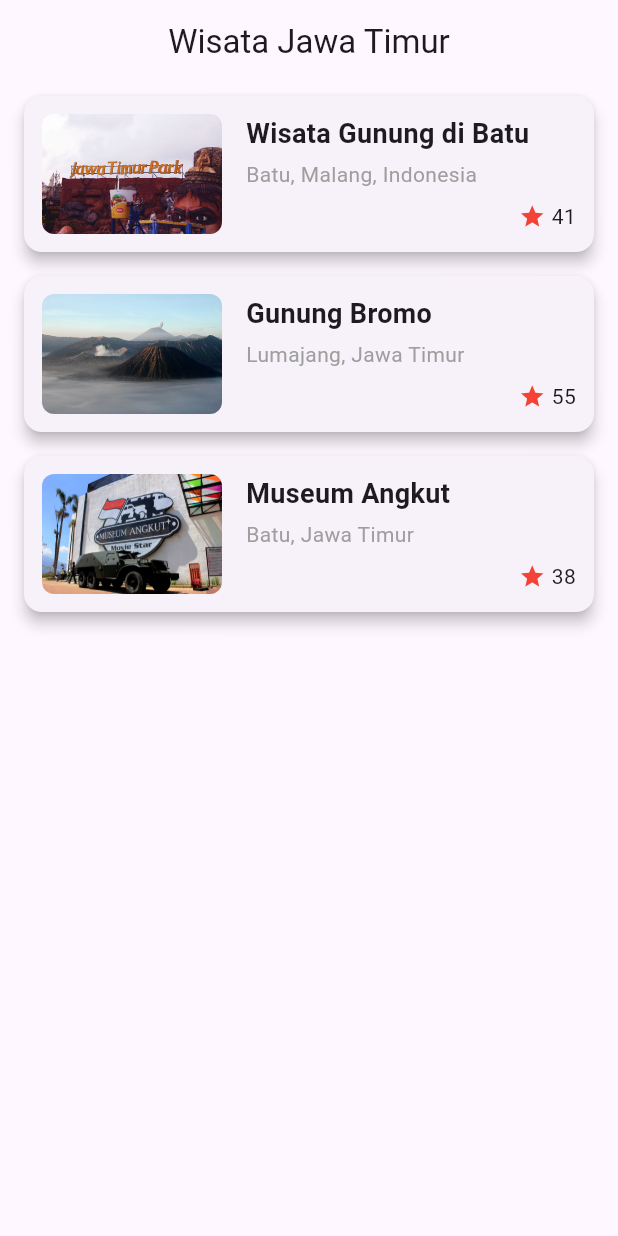
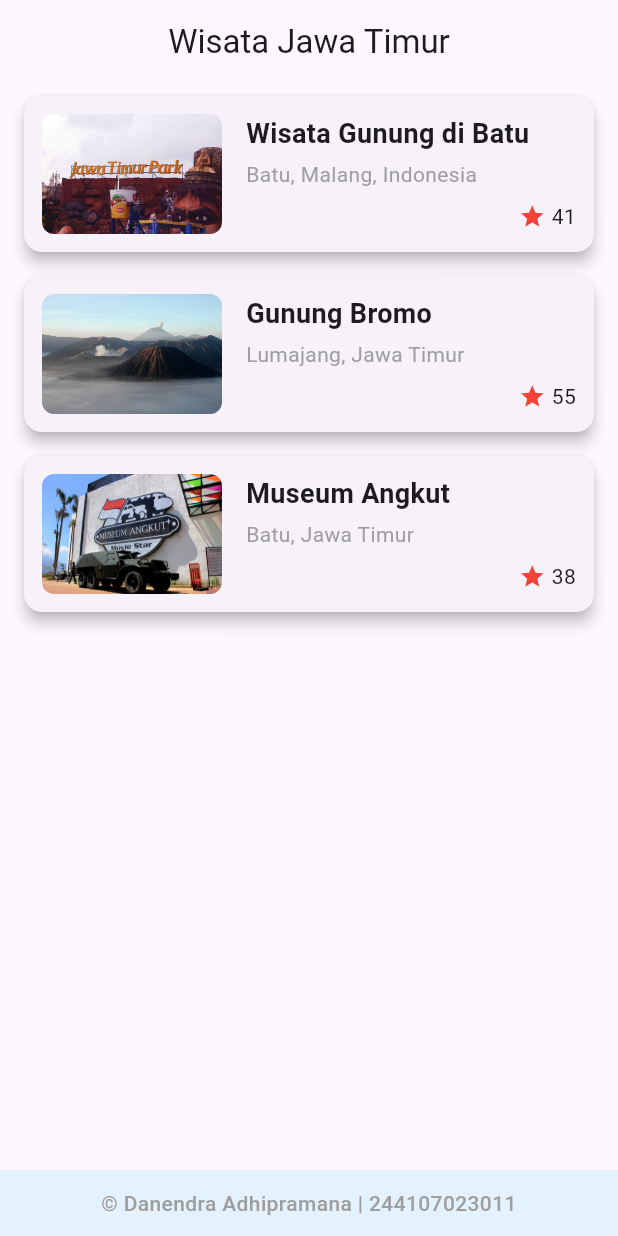
Before and after one commit to Danennndraaa/Pemrograman-Mobile-2025, a Flutter app: the screen it shows after launch, on a phone screen of 412 x 824 dp. Run offline on Flutter 3.47's test engine with Material 3 defaults, Android fonts, the phone set to English and light mode, and no system bars.

Commit message:
Tugas Praktikum 2 Soal No 5

```diff
--- a/layout_flutter/lib/pages/home_page.dart
+++ b/layout_flutter/lib/pages/home_page.dart
@@ -57,6 +57,18 @@ class HomePage extends StatelessWidget {
           );
         },
       ),
+      bottomNavigationBar: Container(
+        color: Colors.blue.shade50,
+        padding: const EdgeInsets.all(12),
+        child: const Text(
+          '© Danendra Adhipramana | 244107023011',
+          textAlign: TextAlign.center,
+          style: TextStyle(
+            fontWeight: FontWeight.w500,
+            color: Colors.grey,
+          ),
+        ),
+      ),
     );
   }
 }
```
